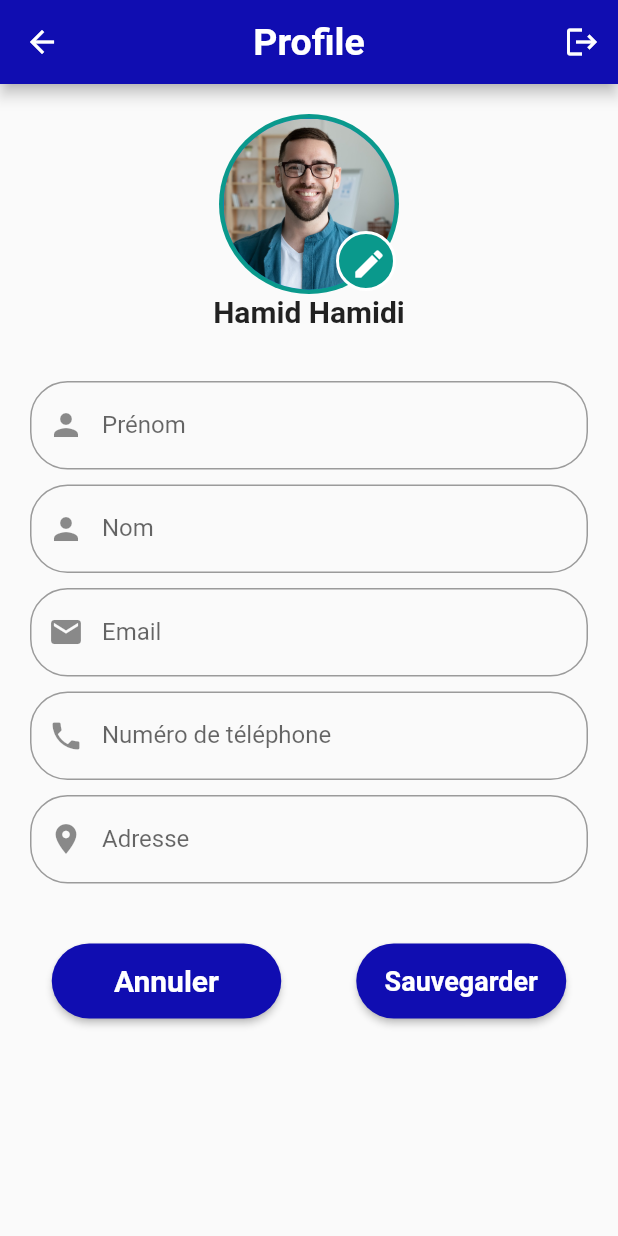
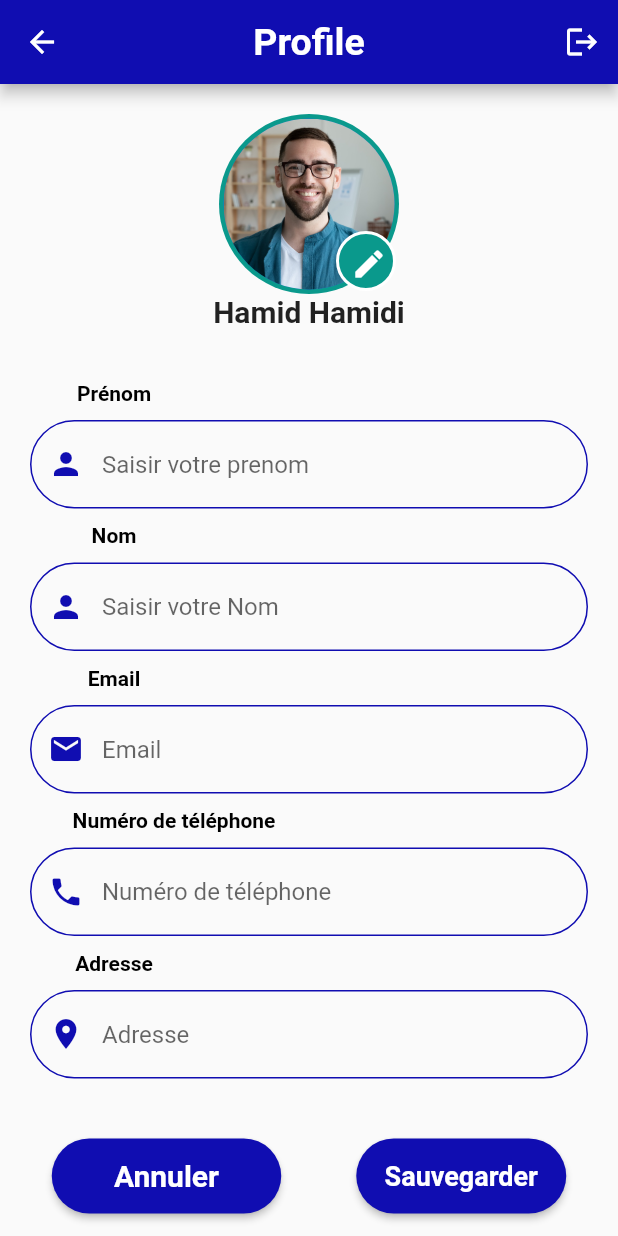
Before and after one commit to Rachidagzl20/projet_mmobilier_appmobile, a Flutter app: the Profil screen opened directly, on a phone screen of 412 x 824 dp. Run offline on Flutter 3.47's test engine with Material 2 defaults, Android fonts, the light colour scheme and no system bars; our stand-ins replace image_picker.

Commit message:
add modifectation to profile page

```diff
--- a/lib/appBarpage.dart
+++ b/lib/appBarpage.dart
@@ -19,9 +19,11 @@ class _MyAppBarState extends State<MyAppBar> {
     return AppBar(
       elevation: 0,
       backgroundColor: AppColors.primary,
+      automaticallyImplyLeading: false, // Add this line to remove the back button icon
       leading: _buildLeading(),
       actions: _buildActions(),
     );
+
   }
 
   Widget? _buildLeading() {
--- a/lib/pages/profil.dart
+++ b/lib/pages/profil.dart
@@ -103,59 +103,166 @@ class _ProfilState extends State<Profil> {
                 padding: const EdgeInsets.fromLTRB(20, 0, 20, 0),
                 child: Column(
                   children: [
+                    Padding(
+                      padding: const EdgeInsets.only(right: 260.0),
+                      child: Text(
+                        "Prénom",
+                        style: TextStyle(
+                          color: Colors.black,
+                          fontWeight: FontWeight.bold,
+
+                        ),
+                      ),
+                    ),
+                    SizedBox(height: 10,),
                     TextFormField(
+                      cursorColor: AppColors.primary,
+                      cursorHeight: 23,
+
                       controller: _firstNameController,
                       decoration: InputDecoration(
-                        labelText: 'Prénom',
-                        prefixIcon: Icon(Icons.person),
-                        border: OutlineInputBorder(
-                          borderRadius: BorderRadius.circular(25),
+                        hintText: "Saisir votre prenom",
+
+                        prefixIcon: Icon(Icons.person,
+                        color: AppColors.primary,),
+                        enabledBorder: OutlineInputBorder(
+                          borderRadius: BorderRadius.circular(40),
+                          borderSide: BorderSide(width: 1, color:AppColors.primary ),
+                        ),
+                        focusedBorder: OutlineInputBorder(
+                            borderRadius: BorderRadius.circular(30),
+                            borderSide: BorderSide(width: 1, color:AppColors.accent )
                         ),
                       ),
                     ),
                     SizedBox(height: 10),
+                    Padding(
+                      padding: const EdgeInsets.only(right: 260.0),
+                      child: Text(
+                        "Nom",
+                        style: TextStyle(
+                          color: Colors.black,
+                          fontWeight: FontWeight.bold,
+
+                        ),
+                      ),
+                    ),
+                    SizedBox(height: 10,),
                     TextFormField(
+                      cursorColor: AppColors.primary,
+                      cursorHeight: 23,
+
                       controller: _lastNameController,
                       decoration: InputDecoration(
-                        labelText: 'Nom',
-                        prefixIcon: Icon(Icons.person),
-                        border: OutlineInputBorder(
-                          borderRadius: BorderRadius.circular(25),
+                        hintText: "Saisir votre Nom",
+                        prefixIcon: Icon(Icons.person,
+                            color: AppColors.primary),
+                          enabledBorder: OutlineInputBorder(
+                            borderRadius: BorderRadius.circular(40),
+                            borderSide: BorderSide(width: 1, color:AppColors.primary ),
+                          ),
+                          focusedBorder: OutlineInputBorder(
+                              borderRadius: BorderRadius.circular(30),
+                              borderSide: BorderSide(width: 1, color:AppColors.accent )
                           ),
                       ),
                     ),
                     SizedBox(height: 10),
+                    Padding(
+                      padding: const EdgeInsets.only(right: 260.0),
+                      child: Text(
+                        "Email",
+                        style: TextStyle(
+                          color: Colors.black,
+                          fontWeight: FontWeight.bold,
+
+                        ),
+                      ),
+                    ),
+                    SizedBox(height: 10,),
                     TextFormField(
+                      cursorColor: AppColors.primary,
+                      cursorHeight: 23,
+
                       controller: _emailController,
                       decoration: InputDecoration(
-                        labelText: 'Email',
-                        prefixIcon: Icon(Icons.email),
-                        border: OutlineInputBorder(
-                          borderRadius: BorderRadius.circular(25),
+                        hintText: 'Email',
+                        prefixIcon: Icon(Icons.email,
+                            color: AppColors.primary),
+                          enabledBorder: OutlineInputBorder(
+                            borderRadius: BorderRadius.circular(40),
+                            borderSide: BorderSide(width: 1, color:AppColors.primary ),
+                          ),
+                          focusedBorder: OutlineInputBorder(
+                              borderRadius: BorderRadius.circular(30),
+                              borderSide: BorderSide(width: 1, color:AppColors.accent )
                           ),
                       ),
                     ),
                     SizedBox(height: 10),
-                    TextFormField(
-                      controller: _phoneNumberController,
-                      decoration: InputDecoration(
-                        labelText: 'Numéro de téléphone',
-                        prefixIcon: Icon(Icons.phone),
-                        border: OutlineInputBorder(
-                          borderRadius: BorderRadius.circular(25),
+                    Padding(
+                      padding: const EdgeInsets.only(right: 180.0),
+                      child: Text(
+                        "Numéro de téléphone",
+                        style: TextStyle(
+                          color: Colors.black,
+                          fontWeight: FontWeight.bold,
+
                         ),
                       ),
                     ),
                     SizedBox(height: 10),
+
                     TextFormField(
+                      cursorColor: AppColors.primary,
+                      cursorHeight: 23,
+
+                      controller: _phoneNumberController,
+                      decoration: InputDecoration(
+                        hintText: 'Numéro de téléphone',
+                        prefixIcon: Icon(Icons.phone,
+                            color: AppColors.primary),
+                          enabledBorder: OutlineInputBorder(
+                            borderRadius: BorderRadius.circular(40),
+                            borderSide: BorderSide(width: 1, color:AppColors.primary ),
+                          ),
+                          focusedBorder: OutlineInputBorder(
+                              borderRadius: BorderRadius.circular(30),
+                              borderSide: BorderSide(width: 1, color:AppColors.accent )
+                          ),
+                      ),
+                    ),
+                    SizedBox(height: 10,),
+                    Padding(
+                      padding: const EdgeInsets.only(right: 260.0),
+                      child: Text(
+                        "Adresse",
+                        style: TextStyle(
+                          color: Colors.black,
+                          fontWeight: FontWeight.bold,
+
+                        ),
+                      ),
+                    ),
+                    SizedBox(height: 10,),
+
+                    TextFormField(
+                      cursorColor: AppColors.primary,
+                      cursorHeight: 23,
+
                       controller: _addressController,
                       decoration: InputDecoration(
-                        labelText: 'Adresse',
-                        prefixIcon: Icon(Icons.location_on),
-                        border: OutlineInputBorder(
-                          borderRadius: BorderRadius.circular(25),
+                        hintText: 'Adresse',
+                        prefixIcon: Icon(Icons.location_on,
+                        color: AppColors.primary,),
+                          enabledBorder: OutlineInputBorder(
+                            borderRadius: BorderRadius.circular(40),
+                            borderSide: BorderSide(width: 1, color:AppColors.primary ),
                           ),
-                      ),
+                          focusedBorder: OutlineInputBorder(
+                              borderRadius: BorderRadius.circular(30),
+                              borderSide: BorderSide(width: 1, color:AppColors.accent )
+                          ),),
                     ),
                     SizedBox(height: 40),
                     Row(
```
Lines whose indentation alone changed are shown as unchanged.
